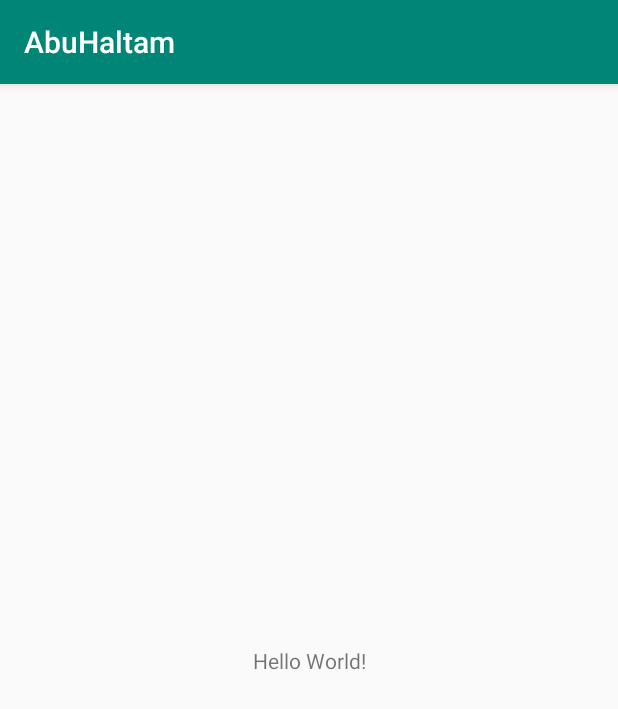
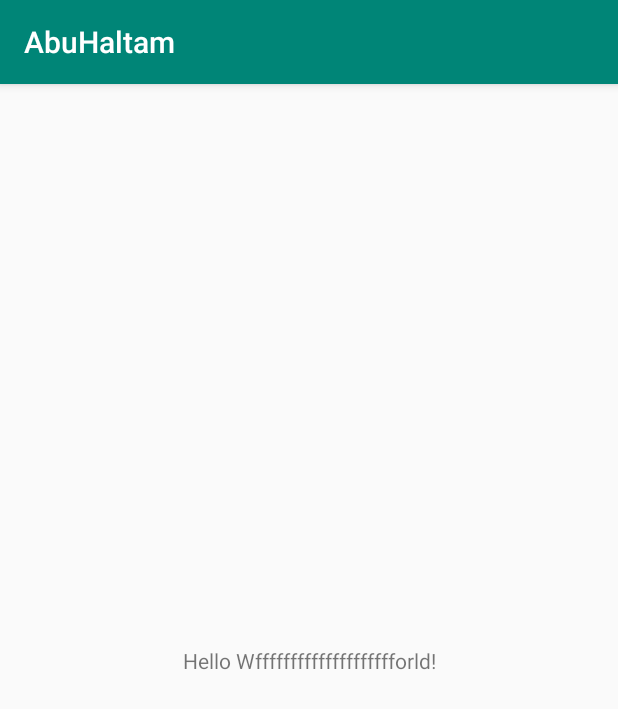
Before and after one commit to GalaxyAdmin/AbuHaltam, an Android app: the screen it shows after launch (MainActivity), on a phone screen of 412 x 824 dp. Shown: the top 709 px of the screen. Run offline under Robolectric (Android 15) with nearby library versions, the phone set to English and light mode, and no system bars.

Commit message:
Update23112020

```diff
--- a/app/src/main/res/layout/activity_main.xml
+++ b/app/src/main/res/layout/activity_main.xml
@@ -9,7 +9,7 @@
     <TextView
         android:layout_width="wrap_content"
         android:layout_height="wrap_content"
-        android:text="Hello World!"
+        android:text="Hello Wfffffffffffffffffffforld!"
         app:layout_constraintBottom_toBottomOf="parent"
         app:layout_constraintLeft_toLeftOf="parent"
         app:layout_constraintRight_toRightOf="parent"
```
